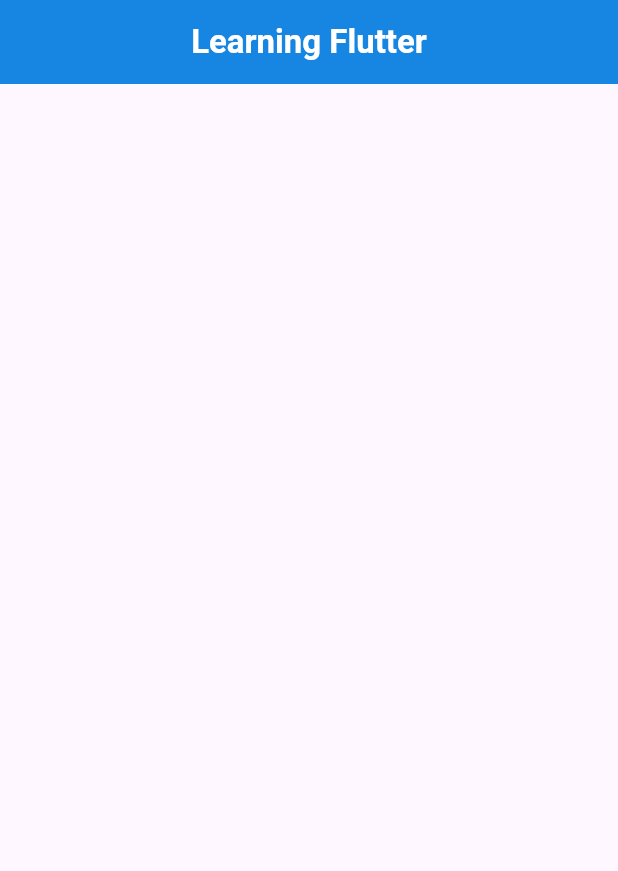
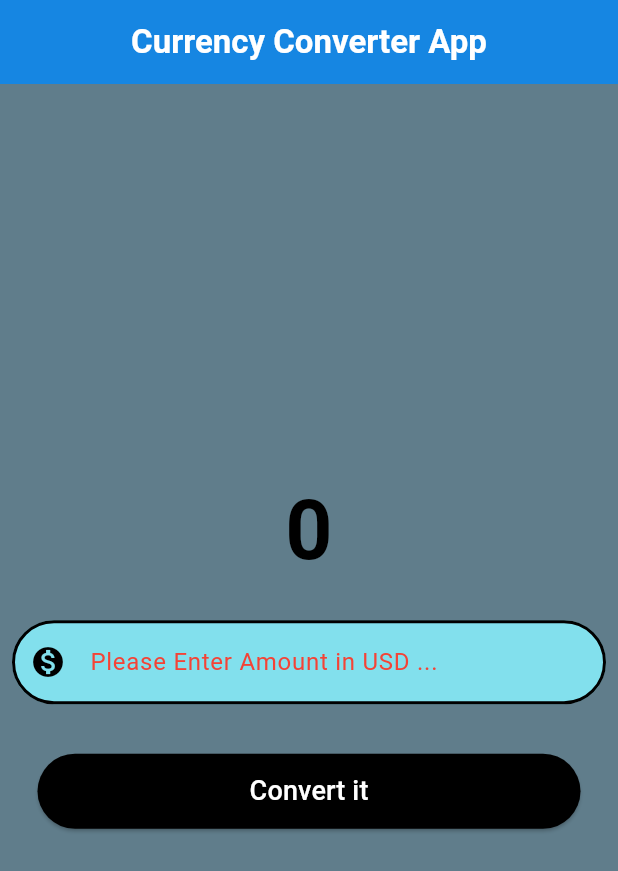
Before and after one commit to nikhil-roy-1218/Currenct_Convertor_App, a Flutter app: the screen it shows after launch, on a phone screen of 412 x 824 dp. Shown: the top 871 px of the screen. Run offline on Flutter 3.47's test engine with Material 3 defaults, Android fonts, the phone set to English and light mode, and no system bars.

Commit message:
day 2 of working Currency Convertor App

```diff
--- a/analysis_options.yaml
+++ b/analysis_options.yaml
@@ -21,7 +21,7 @@ linter:
   # `// ignore_for_file: name_of_lint` syntax on the line or in the file
   # producing the lint.
   rules:
-    # avoid_print: false  # Uncomment to disable the `avoid_print` rule
+    avoid_print: false  # Uncomment to disable the `avoid_print` rule
     # prefer_single_quotes: true  # Uncomment to enable the `prefer_single_quotes` rule
 
 # Additional information about this file can be found at
--- /dev/null
+++ b/lib/appbar.dart
@@ -0,0 +1,100 @@
+import 'package:flutter/foundation.dart';
+import 'package:flutter/material.dart';
+
+class CurrencyConverterMaterialPage extends StatefulWidget {
+  const CurrencyConverterMaterialPage({super.key});
+
+  @override
+  State<CurrencyConverterMaterialPage> createState() =>
+      _CurrencyConverterMaterialPageState();
+}
+
+class _CurrencyConverterMaterialPageState
+    extends State<CurrencyConverterMaterialPage> {
+  @override
+  Widget build(BuildContext context) {
+    final border = OutlineInputBorder(
+      borderSide: BorderSide(
+        // color: Colors.black,
+        width: 2.0,
+        style: BorderStyle.solid,
+      ),
+      borderRadius: BorderRadius.circular(60),
+    );
+    return Scaffold(
+      backgroundColor: Colors.blueGrey,
+      appBar: AppBar(
+        backgroundColor: const Color.fromARGB(255, 22, 134, 226),
+        title: Center(
+          child: Text(
+            "Currency Converter App",
+            style: TextStyle(color: Colors.white, fontWeight: FontWeight.bold),
+          ),
+        ),
+      ),
+      body: Column(
+        mainAxisAlignment: MainAxisAlignment.center,
+
+        // crossAxisAlignment: CrossAxisAlignment.center,
+        children: [
+          Container(
+            padding: EdgeInsets.all(10),
+            margin: EdgeInsets.all(2),
+            // color: Colors.amber,
+            child: const Text(
+              "0",
+              style: TextStyle(
+                fontSize: 55,
+                color: Colors.black,
+                fontWeight: FontWeight.bold,
+              ),
+            ),
+          ),
+          Padding(
+            padding: const EdgeInsets.all(8.0),
+            // color: Colors.red,
+            child: TextField(
+              style: TextStyle(color: Colors.black),
+              decoration: InputDecoration(
+                hintText: "Please Enter Amount in USD ...",
+                hintStyle: TextStyle(color: Colors.red),
+                prefixIcon: Icon(Icons.monetization_on),
+                prefixIconColor: Colors.black,
+                filled: true,
+                fillColor: const Color.fromARGB(255, 130, 224, 237),
+                focusedBorder: border,
+                enabledBorder: border,
+              ),
+              keyboardType: const TextInputType.numberWithOptions(
+                decimal: true,
+              ),
+            ),
+          ),
+          Padding(
+            padding: const EdgeInsets.all(25),
+            child: ElevatedButton(
+              onPressed: () {
+                if (kDebugMode) {
+                  debugPrint("Button Click");
+                }
+              },
+              style: ButtonStyle(
+                backgroundColor: const WidgetStatePropertyAll(Colors.black),
+                foregroundColor: WidgetStatePropertyAll(Colors.white),
+                fixedSize: WidgetStatePropertyAll(Size(400, 50)),
+              ),
+
+              child: Text("Convert it", style: TextStyle(fontSize: 18)),
+            ),
+          ),
+        ],
+      ),
+    );
+  }
+}
+
+
+// create a varibale that stores the converted currency value.
+// Create a function that multiplies the value given by the textfeild with 81
+// Store the value in the variable the we created
+// Display the variable
--- a/lib/main.dart
+++ b/lib/main.dart
@@ -1,32 +1,19 @@
 import 'package:flutter/material.dart';
+import 'package:flutter_application_1/appbar.dart';
 
 void main() {
-  runApp(const Myapp());
+  runApp(const MyApp());
 }
 
-class Myapp extends StatelessWidget {
-  const Myapp({super.key});
+class MyApp extends StatelessWidget {
+  const MyApp({super.key});
 
   @override
   Widget build(BuildContext context) {
     return MaterialApp(
-      title: "Learning Flutter",
-      theme: ThemeData(primarySwatch: Colors.amber),
+      title: "Currency Converter",
       debugShowCheckedModeBanner: false,
-      home: Scaffold(
-        appBar: AppBar(
-          backgroundColor: const Color.fromARGB(255, 22, 134, 226),
-          title: Center(
-            child: Text(
-              "Learning Flutter",
-              style: TextStyle(
-                color: Colors.white,
-                fontWeight: FontWeight.bold,
-              ),
-            ),
-          ),
-        ),
-      ),
+      home: CurrencyConverterMaterialPage(),
     );
   }
 }
```
